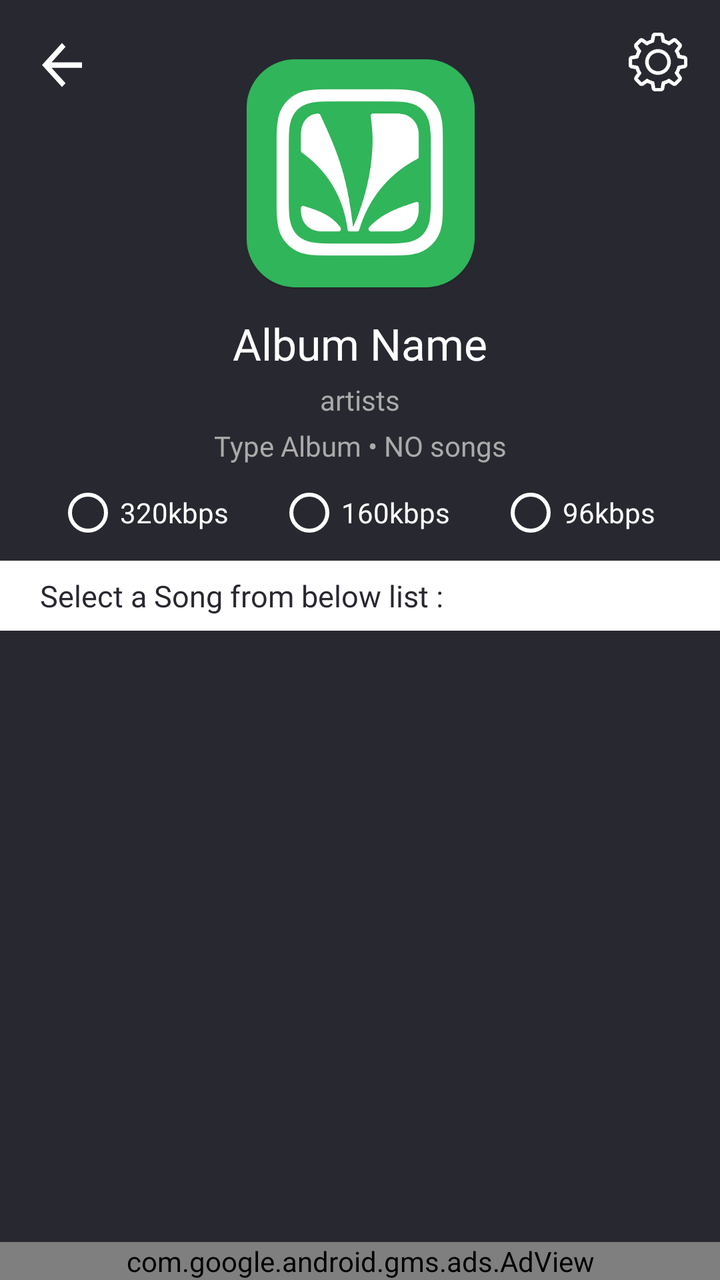
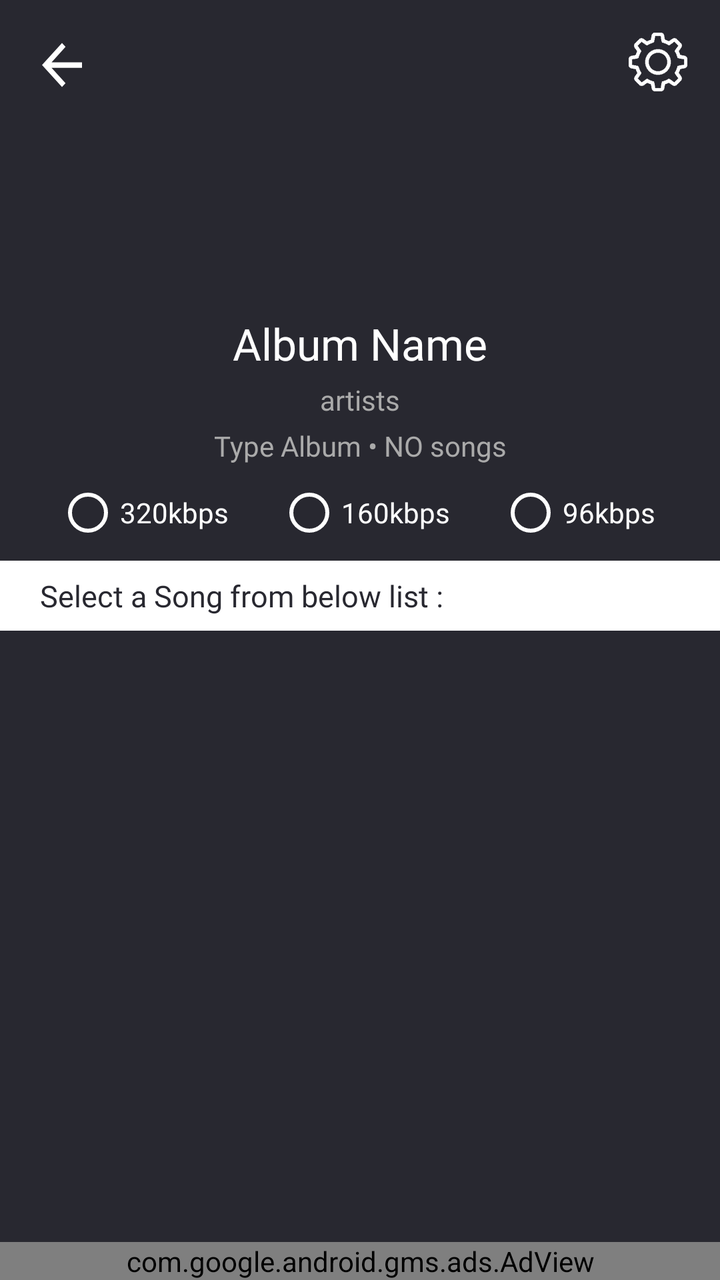

An Android layout rendered at two revisions. The XML below is the earlier revision; the diff shows what the commit changed to produce the second picture.
<!-- AndroidManifest.xml: application theme AppTheme.NoActionBar -->
<!-- res/layout/activity_album__song__list.xml -->
<?xml version="1.0" encoding="utf-8"?>
<androidx.constraintlayout.widget.ConstraintLayout xmlns:android="http://schemas.android.com/apk/res/android"
    xmlns:app="http://schemas.android.com/apk/res-auto"
    xmlns:tools="http://schemas.android.com/tools"
    android:background="@color/darkAccent"
    android:layout_width="match_parent"
    android:layout_height="match_parent"
    tools:context=".Album_Song_List">


    <TextView
        android:id="@+id/tv_totDowns"
        android:layout_width="wrap_content"
        android:layout_height="wrap_content"
        android:layout_marginTop="18dp"
        android:layout_marginEnd="8dp"
        android:fontFamily="@font/acme"
        android:text="0"
        android:textColor="@android:color/white"
        android:textSize="18sp"
        android:visibility="gone"
        app:layout_constraintEnd_toEndOf="parent"
        app:layout_constraintTop_toTopOf="parent" />

    <ListView
        android:id="@+id/song_list"
        android:layout_width="0dp"
        android:layout_height="0dp"
        android:layout_marginTop="6dp"
        android:layout_marginBottom="8dp"
        app:layout_constraintBottom_toTopOf="@+id/adView_Album"
        app:layout_constraintEnd_toEndOf="parent"
        app:layout_constraintStart_toStartOf="parent"
        app:layout_constraintTop_toBottomOf="@+id/textView" />

    <Button
        android:id="@+id/btn_back"
        android:layout_width="30dp"
        android:layout_height="33dp"
        android:layout_marginStart="16dp"
        android:layout_marginTop="16dp"
        android:background="@drawable/ic_arrow_back"
        app:layout_constraintStart_toStartOf="parent"
        app:layout_constraintTop_toTopOf="parent" />

    <ImageView
        android:id="@+id/img_album"
        android:layout_width="125dp"
        android:layout_height="125dp"
        android:layout_marginStart="8dp"
        android:layout_marginTop="24dp"
        android:layout_marginEnd="8dp"
        android:src="@drawable/temp_saavn"
        app:layout_constraintEnd_toEndOf="parent"
        app:layout_constraintStart_toStartOf="parent"
        app:layout_constraintTop_toTopOf="parent" />

    <TextView
        android:id="@+id/tv_ALPLname"
        android:layout_width="wrap_content"
        android:layout_height="wrap_content"
        android:layout_marginStart="8dp"
        android:layout_marginTop="8dp"
        android:layout_marginEnd="8dp"
        android:fontFamily="@font/acme"
        android:text="Album Name"
        android:gravity="center"
        android:textColor="@android:color/white"
        android:textSize="22sp"
        app:layout_constraintEnd_toEndOf="parent"
        app:layout_constraintStart_toStartOf="parent"
        app:layout_constraintTop_toBottomOf="@+id/img_album" />

    <TextView
        android:id="@+id/tv_artists"
        android:layout_width="wrap_content"
        android:layout_height="wrap_content"
        android:layout_marginStart="8dp"
        android:layout_marginTop="4dp"
        android:layout_marginEnd="8dp"
        android:fontFamily="@font/abel"
        android:text="artists"
        android:gravity="center"
        android:textColor="@android:color/darker_gray"
        android:textSize="14sp"
        app:layout_constraintEnd_toEndOf="parent"
        app:layout_constraintStart_toStartOf="parent"
        app:layout_constraintTop_toBottomOf="@+id/tv_ALPLname" />

    <TextView
        android:id="@+id/tv_typetot"
        android:layout_width="wrap_content"
        android:layout_height="wrap_content"
        android:layout_marginStart="8dp"
        android:layout_marginTop="4dp"
        android:layout_marginEnd="8dp"
        android:fontFamily="@font/abel"
        android:text="Type Album • NO songs"
        android:gravity="center"
        android:textColor="@android:color/darker_gray"
        android:textSize="14sp"
        app:layout_constraintEnd_toEndOf="parent"
        app:layout_constraintStart_toStartOf="parent"
        app:layout_constraintTop_toBottomOf="@+id/tv_artists" />

    <TextView
        android:id="@+id/textView"
        android:layout_width="0dp"
        android:layout_height="35dp"
        android:layout_marginTop="8dp"
        android:background="@android:color/white"
        android:fontFamily="@font/capriola"
        android:gravity="center|left"
        android:paddingLeft="20dp"
        android:text="Select a Song from below list :"
        android:textColor="@color/darkAccent"
        android:textSize="15sp"
        app:layout_constraintEnd_toEndOf="parent"
        app:layout_constraintHorizontal_bias="0.0"
        app:layout_constraintStart_toStartOf="parent"
        app:layout_constraintTop_toBottomOf="@+id/radioGroup" />

    <RadioGroup
        android:id="@+id/radioGroup"
        android:layout_width="0dp"
        android:layout_height="wrap_content"
        android:layout_marginStart="8dp"
        android:layout_marginTop="8dp"
        android:layout_marginEnd="8dp"
        android:orientation="horizontal"
        android:paddingLeft="20dp"
        app:layout_constraintEnd_toEndOf="parent"
        app:layout_constraintHorizontal_bias="0.498"
        app:layout_constraintStart_toStartOf="parent"
        app:layout_constraintTop_toBottomOf="@+id/tv_typetot">

        <RadioButton
            android:id="@+id/radio_320"
            android:tag="320"
            style="@style/Widget.AppCompat.CompoundButton.RadioButton"

            android:layout_width="wrap_content"
            android:layout_height="wrap_content"
            android:layout_gravity="left"
            android:layout_weight="1"
            android:buttonTint="@android:color/white"
            android:fontFamily="@font/secular_one"
            android:text="320kbps"
            android:textColor="@android:color/white" />

        <RadioButton
            android:id="@+id/radio_160"
            android:tag="160"
            android:layout_width="wrap_content"
            android:layout_height="wrap_content"
            android:layout_gravity="center"
            android:layout_weight="1"
            android:buttonTint="@android:color/white"
            android:fontFamily="@font/secular_one"
            android:text="160kbps"
            android:textColor="@android:color/white" />

        <RadioButton
            android:id="@+id/radio_96"
            android:tag="96"
            android:layout_width="wrap_content"
            android:layout_height="wrap_content"
            android:layout_gravity="right"
            android:layout_weight="1"
            android:buttonTint="@android:color/white"
            android:fontFamily="@font/secular_one"
            android:text="96kbps"
            android:textColor="@android:color/white" />

    </RadioGroup>

    <Button
        android:id="@+id/btn_down_alb"
        android:layout_width="45dp"
        android:layout_height="45dp"
        android:layout_marginTop="16dp"
        android:layout_marginEnd="16dp"
        android:background="@drawable/ic_wdown"
        android:visibility="gone"
        app:layout_constraintEnd_toEndOf="parent"
        app:layout_constraintTop_toTopOf="parent" />

    <TextView
        android:id="@+id/textView16"
        android:layout_width="wrap_content"
        android:layout_height="wrap_content"
        android:layout_marginStart="8dp"
        android:layout_marginTop="24dp"
        android:layout_marginEnd="2dp"
        android:fontFamily="@font/advent_pro_medium"
        android:text="In Download Queue: "
        android:textColor="@android:color/white"
        android:textSize="12sp"
        android:visibility="gone"
        app:layout_constraintEnd_toStartOf="@+id/tv_totDowns"
        app:layout_constraintHorizontal_bias="1.0"
        app:layout_constraintStart_toEndOf="@+id/img_album"
        app:layout_constraintTop_toTopOf="parent" />

    <com.google.android.gms.ads.AdView xmlns:ads="http://schemas.android.com/apk/res-auto"
        android:id="@+id/adView_Album"
        android:layout_width="0dp"
        android:layout_height="wrap_content"
        android:layout_alignParentBottom="true"
        android:layout_centerHorizontal="true"
        ads:adSize="BANNER"
        ads:adUnitId="@string/ad_Album"
        ads:layout_constraintBottom_toBottomOf="parent"
        ads:layout_constraintEnd_toEndOf="parent"
        ads:layout_constraintStart_toStartOf="parent"></com.google.android.gms.ads.AdView>

    <ImageView
        android:id="@+id/btn_settings"
        android:layout_width="30dp"
        android:layout_height="30dp"
        android:layout_marginTop="16dp"
        android:layout_marginEnd="16dp"
        app:layout_constraintEnd_toEndOf="parent"
        app:layout_constraintTop_toTopOf="parent"
        app:srcCompat="@drawable/ic_settings" />

</androidx.constraintlayout.widget.ConstraintLayout>
<!-- resources referenced by this layout -->
<resources>
  <color name="darkAccent">#282830</color>
  <!-- drawable ic_arrow_back (drawable) -->
  <vector xmlns:android="http://schemas.android.com/apk/res/android"
          android:width="24dp"
          android:height="24dp"
          android:viewportWidth="24.0"
          android:viewportHeight="24.0">
      <path
          android:fillColor="#FFF"
          android:pathData="M20,11H7.83l5.59,-5.59L12,4l-8,8 8,8 1.41,-1.41L7.83,13H20v-2z"/>
  </vector>
  <!-- drawable ic_settings: png bitmap (drawable, 27583 bytes) -->
  <!-- drawable ic_wdown: png bitmap (drawable, 23754 bytes) -->
  <!-- drawable temp_saavn: png bitmap (drawable, 30275 bytes) -->
  <string name="ad_Album">ca-app-pub-3940256099942544/6300978111</string>
  <style name="AppTheme.NoActionBar">
          <item name="windowActionBar">false</item>
          <item name="windowNoTitle">true</item>
      </style>
</resources>

<!-- the commit's change to res/layout/activity_album__song__list.xml (unified diff, before → after) -->
@@ -50,7 +50,7 @@
         android:layout_marginStart="8dp"
         android:layout_marginTop="24dp"
         android:layout_marginEnd="8dp"
-        android:src="@drawable/temp_saavn"
+        android:src="@color/darkAccent"
         app:layout_constraintEnd_toEndOf="parent"
         app:layout_constraintStart_toStartOf="parent"
         app:layout_constraintTop_toTopOf="parent" />
<!-- resource entries referenced after the edit -->
@@ -13,7 +13,6 @@
   </vector>
   <!-- drawable ic_settings: png bitmap (drawable, 27583 bytes) -->
   <!-- drawable ic_wdown: png bitmap (drawable, 23754 bytes) -->
-  <!-- drawable temp_saavn: png bitmap (drawable, 30275 bytes) -->
   <string name="ad_Album">ca-app-pub-3940256099942544/6300978111</string>
   <style name="AppTheme.NoActionBar">
           <item name="windowActionBar">false</item>
